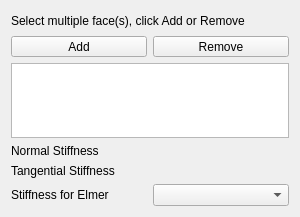
Above: src/Mod/Fem/Gui/TaskFemConstraintSpring.ui from southseact-3d/fcd before the change. Below: the same form after it.
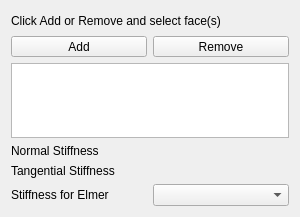
That is the form after the change. Custom widgets are drawn as their Qt base class.

Diff of the .ui file:
```diff
--- a/src/Mod/Fem/Gui/TaskFemConstraintSpring.ui
+++ b/src/Mod/Fem/Gui/TaskFemConstraintSpring.ui
@@ -17,7 +17,7 @@
    <item>
     <widget class="QLabel" name="lbl_info">
      <property name="text">
-      <string>Select multiple face(s), click Add or Remove</string>
+      <string>Click Add or Remove and select face(s)</string>
      </property>
     </widget>
    </item>
```
